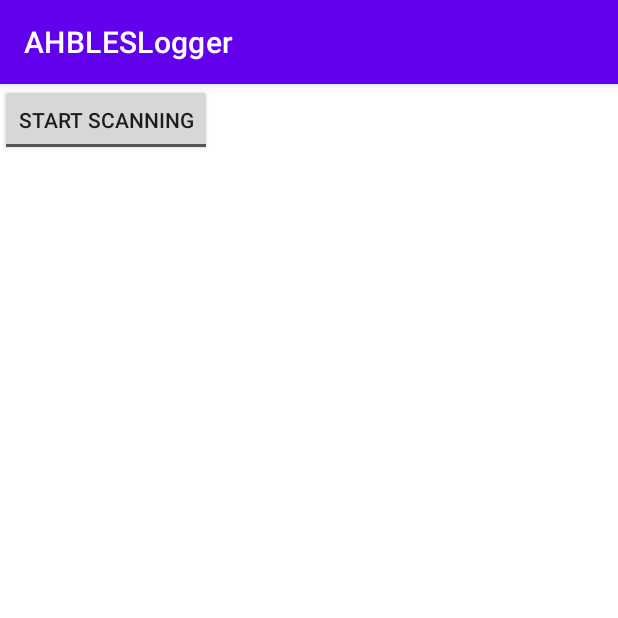
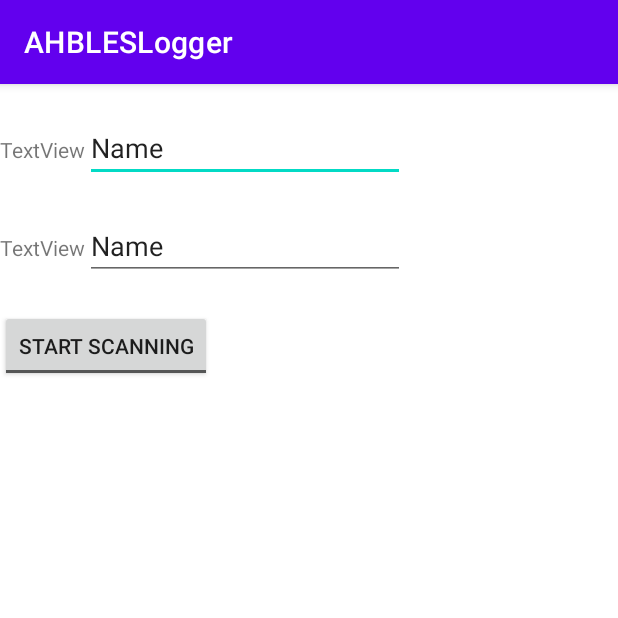
Before and after one commit to axelholmer/BLEscanner, an Android app: the screen it shows after launch (MainActivity), on a phone screen of 412 x 824 dp, the top half of it. Run offline under Robolectric (Android 15) with nearby library versions, the phone set to English and light mode, and no system bars; libraries missing offline, so code that uses them is left out: org.altbeacon.beacon; 4 statements that could not run were skipped.

```diff
--- a/app/build.gradle
+++ b/app/build.gradle
@@ -30,6 +30,7 @@ android {
 
 dependencies {
 
+    implementation 'org.altbeacon:android-beacon-library:2+'
     implementation 'androidx.appcompat:appcompat:1.2.0'
     implementation 'com.google.android.material:material:1.3.0'
     implementation 'androidx.constraintlayout:constraintlayout:2.0.4'
--- a/app/src/main/java/com/example/ahbleslogger/MainActivity.java
+++ b/app/src/main/java/com/example/ahbleslogger/MainActivity.java
@@ -17,23 +17,19 @@ import android.os.CountDownTimer;
 import android.os.Environment;
 import android.os.Handler;
 import android.os.ParcelUuid;
-import android.preference.PreferenceManager;
 import android.util.Log;
 import android.view.WindowManager;
-import android.widget.CompoundButton;
 import android.widget.ToggleButton;
 
-import java.io.BufferedOutputStream;
+import org.altbeacon.beacon.BeaconParser;
+import org.altbeacon.beacon.service.scanner.ScanFilterUtils;
+
 import java.io.File;
-import java.io.FileNotFoundException;
 import java.io.FileOutputStream;
 import java.io.IOException;
-import java.io.UnsupportedEncodingException;
-import java.nio.ByteBuffer;
 import java.util.ArrayList;
 import java.util.Date;
 import java.util.List;
-import java.util.Objects;
 import java.util.UUID;
 
 
@@ -52,26 +48,31 @@ import java.util.UUID;
 public class MainActivity extends AppCompatActivity {
 
 
-    private boolean mIsScanning = false;
+    private boolean mIsScanningWindow = false;
 
     BluetoothManager bluetoothManager = null;
     BluetoothAdapter bluetoothAdapter = null;
     BluetoothLeScanner bluetoothLeScanner = null;
+    List<ScanFilter> scanFilters = null;
     ToggleButton toggle = null;
-    File filesDir = null;
     File logFile = null;
+    CountDownTimer timerScanPeriod = null;
+    CountDownTimer timerScanWindow = null;
+    ScanCallback leScanCallback = null;
+    int scanPeriodCounter = 0;
+    int counter = 0;
+    int scanWindowCounter = 0;
+    FileOutputStream outputStream = null;
 
-    ScanCallback leScanCallback = null;
 
-    int counter = 0;
-
-    int counterScanIntervals = 0;
-    FileOutputStream outputStream = null;
+    ScanSettings scanSettings = null;
 
     @Override
     protected  void onDestroy() {
         super.onDestroy();
-        stopScan();
+        timerScanPeriod.cancel();
+        timerScanWindow.cancel();
+        stopScanWindow();
     }
 
     @Override
@@ -88,54 +89,50 @@ public class MainActivity extends AppCompatActivity {
         getWindow().addFlags(WindowManager.LayoutParams.FLAG_KEEP_SCREEN_ON);
       //  String path = sessionName + File.separator + mSensorName + "_" + sessionName;
 
+        bluetoothManager = (BluetoothManager) this.getSystemService(Context.BLUETOOTH_SERVICE);
+        bluetoothAdapter = bluetoothManager.getAdapter();
+        scanSettings = new ScanSettings.Builder().setScanMode(ScanSettings.SCAN_MODE_LOW_LATENCY).build();
+        scanFilters = new ArrayList<>();
 
 
 
+        BeaconParser beaconParser = new BeaconParser().setBeaconLayout("s:0-1=fd6f,p:-:-59,i:2-17,d:18-21");
+        ArrayList<BeaconParser> beaconParsersArray = new ArrayList<>();
+        beaconParsersArray.add(beaconParser);
+
+      scanFilters =  new ScanFilterUtils().createScanFiltersForBeaconParsers(beaconParsersArray);
+
+        //ScanFilter filter = new ScanFilter.Builder().setServiceUuid(new ParcelUuid(covidUUI)).build();
+       // scanFilters.add(filter);
+
+   //  bluetoothLeScanner = bluetoothAdapter.getBluetoothLeScanner();
 
 
 
-
-
-
-
-        bluetoothManager = (BluetoothManager) this.getSystemService(Context.BLUETOOTH_SERVICE);
-        bluetoothAdapter = bluetoothManager.getAdapter();
-        bluetoothLeScanner = bluetoothAdapter.getBluetoothLeScanner();
         toggle = findViewById(R.id.toggleButton);
         toggle.setOnCheckedChangeListener((buttonView, isChecked) -> {
             if (isChecked) {
-
                 long currentMillis = (new Date()).getTime();
            //   String path = sessionName + File.separator + mSensorName + "_" + sessionName;
-
-
-
-
                 //Checking the availability state of the External Storage.
                 String state = Environment.getExternalStorageState();
                 if (!Environment.MEDIA_MOUNTED.equals(state)) {
-
                     //If it isn't mounted - we can't write into it.
                     return;
                 }
-
                 /*
             File logFile = null;
                 logFile = LoggerHelper.defineLogFilename(this, "", "test", "txt", true);
                 //Log.i(TAG, "Creating file: "+logFile.getAbsolutePath());
                 //   mOutputStream = new BufferedOutputStream(new FileOutputStream(logFile, mAppend));
 */
-
                 String folderPath = "FolderTest";
-
-                if(counterScanIntervals == 0){
+                if(scanWindowCounter == 0){
                     File absoluteDir = new File(getExternalFilesDir(null), folderPath);
                     if (!absoluteDir.exists()){
                         absoluteDir.mkdirs();
                     }
                 }
-
-
 
                 String txtPath = folderPath + File.separator + "Session_" + currentMillis +".txt" ;
                 logFile = new File(getExternalFilesDir(null), txtPath);
@@ -158,67 +155,74 @@ public class MainActivity extends AppCompatActivity {
                 }
 
                 //    logger = new CustomLogger(context, path, sessionName, mSensorName, "txt", false, mNanosOffset, logFileMaxSize);
+                Log.i("scanning", "Starting Scanwindow: " + scanWindowCounter);
+                startScanWindow();
 
-                startScan();
-                Log.i("scanning", "startScan");
             } else {
-                Log.i("scanning", "stopScan");
+                Log.i("scanning", "Stoppin Scanwindow: " + scanWindowCounter);
 
-                stopScan();
+                stopScanWindow();
             }
         });
-
 
     }
 
 
 
-    public void startScan(){
+    public void startScanningPeriod(){
 
-        counter = 0;
+        Log.i("scanning", "Starting scanperiod: " + scanPeriodCounter);
 
-        /*
+        bluetoothAdapter = bluetoothManager.getAdapter();
+        bluetoothLeScanner = bluetoothAdapter.getBluetoothLeScanner();
 
-        String serviceUuidString = "97f74301-d40f-42f9-aabd-c0234ac90fd9"; //uuid i wanna scan
-        String serviceUUIDString2 = "97F74301-D40F-42F9-AABD-C0234AC90FD9";
-        UUID toUiid = UUID.fromString(serviceUUIDString2);
+        if ((bluetoothLeScanner != null) ) {
+            leScanCallback = getLeScanCallback();
+            bluetoothLeScanner.startScan( scanFilters, scanSettings, leScanCallback );
+        }
 
-            ScanFilter.Builder mBuilder = new ScanFilter.Builder();
-            ByteBuffer mManufacturerData = ByteBuffer.allocate(23);
-            ByteBuffer mManufacturerDataMask = ByteBuffer.allocate(24);
-            byte[] uuid = getIdAsByte(toUiid);
-            mManufacturerData.put(0, (byte)0xBE);
-            mManufacturerData.put(1, (byte)0xAC);
-            for (int i=2; i<=17; i++) {
-                mManufacturerData.put(i, uuid[i-2]);
-            }
-            for (int i=0; i<=17; i++) {
-                mManufacturerDataMask.put((byte)0x01);
-            }
-            mBuilder.setManufacturerData(224, mManufacturerData.array(), mManufacturerDataMask.array());
-        ScanFilter  mScanFilter = mBuilder.build();
+        if(timerScanPeriod != null){
+            timerScanPeriod.cancel();
+        }
 
-*/
-
-        //ScanFilter filter = new ScanFilter.Builder().setServiceUuid(parcelUuid, parcelUuidMask).build();
-       // ScanFilter scanFilterMac = new ScanFilter.Builder().setDeviceAddress("F4:60:E2:C7:92:73").build();;
-        //scanFilters.add(mScanFilter);
-        leScanCallback = getLeScanCallback();
-        ScanSettings scanSettings = new ScanSettings.Builder().setScanMode(ScanSettings.SCAN_MODE_LOW_LATENCY).build();
-        List<ScanFilter> scanFilters = new ArrayList<>();
-
-        if ((bluetoothLeScanner != null) && (!mIsScanning)) {
-            Log.i("scanning", "Starting to Scan for BLEADV");
-            // mBTAdapter.startLeScan(this);
-            bluetoothLeScanner.startScan( scanFilters, scanSettings, leScanCallback );
-            mIsScanning = true;
-
-            toggle.setEnabled(false);
-            new CountDownTimer(5000, 1000) {
+        timerScanPeriod = new CountDownTimer(4096, 1000) {
                 public void onTick(long millisUntilFinished) {
                 }
                 public void onFinish() {
-                    counterScanIntervals++;
+                    if (bluetoothLeScanner != null) {
+                        bluetoothLeScanner.stopScan(leScanCallback);
+                        bluetoothLeScanner.flushPendingScanResults(leScanCallback);
+
+                        if(mIsScanningWindow){
+                            scanPeriodCounter++;
+                            startScanningPeriod();
+                        }
+
+                    }
+                }
+            };
+        timerScanPeriod.start();
+        }
+
+    public void startScanWindow(){
+        mIsScanningWindow = true;
+        scanPeriodCounter = 0;
+        startScanningPeriod();
+        counter = 0;
+
+           //Starting BLEScann
+
+            toggle.setEnabled(false);
+
+            if(timerScanWindow != null){
+                timerScanWindow.cancel();
+            }
+
+        timerScanWindow = new CountDownTimer(24000, 1000) {
+                public void onTick(long millisUntilFinished) {
+                }
+                public void onFinish() {
+                    scanWindowCounter++;
                     Log.i("scanning", "timerStop");
                     toggle.setChecked(false);
                     toggle.setEnabled(true);
@@ -226,10 +230,7 @@ public class MainActivity extends AppCompatActivity {
             }.start();
 
 
-        }
-
     }
-
 
     private ScanCallback getLeScanCallback(){
 
@@ -237,19 +238,15 @@ public class MainActivity extends AppCompatActivity {
             @Override
             public void onScanResult(int callbackType, final ScanResult result) {
 
+                // if(result.getDevice().getAddress().equals("F4:60:E2:C7:92:73") || result.getDevice().getAddress().equals("80:7B:3E:28:53:18")){
+                     if(mIsScanningWindow) {
+                         String UUIDToCompare =   "97F74301D40F42F9AABDC0234AC90FD9";
+                         String UUIDToCompare2 = "2F234454CF6D4A0FADF2F4911BA9FFA6";
 
-                // if(result.getDevice().getAddress().equals("F4:60:E2:C7:92:73") || result.getDevice().getAddress().equals("80:7B:3E:28:53:18")){
-                     if(mIsScanning) {
-
-                         String UUIDToCompare =   "97F74301D40F42F9AABDC0234AC90FD9";
                         String advHex =  bytesToHex(result.getScanRecord().getBytes());
-
-
-
                       //  Log.i("scanning", "Test: " +  advHex);
-
-                         if(advHex.contains(UUIDToCompare)){
-                             Log.i("scanning", "Test: " + result.getRssi());
+                      //   if(advHex.contains(UUIDToCompare2)){
+                             Log.i("scanning", "ScanWindowCounter: " + scanWindowCounter + " ScanPeriodCounter: " + scanPeriodCounter + " RSSI: " + result.getRssi() + " PacketCounter: " + counter);
 
                              long currentMillis = (new Date()).getTime();
                              String log =  String.format("%s", currentMillis) + ";" + result.getRssi();
@@ -258,14 +255,13 @@ public class MainActivity extends AppCompatActivity {
                              } catch (IOException e) {
                                  e.printStackTrace();
                              }
-
                              try{
                                  outputStream.write(System.lineSeparator().getBytes());
                              } catch (IOException e) {
                                  e.printStackTrace();
                              }
                              counter++;
-                       }
+                      // }
                     }
             }
 
@@ -280,6 +276,7 @@ public class MainActivity extends AppCompatActivity {
         };
         return leScanCallback;
     }
+
     public static String bytesToHex(byte[] bytes) {
 
        // Log.i("scanning", "ented");
@@ -293,15 +290,8 @@ public class MainActivity extends AppCompatActivity {
         return new String(hexChars);
     }
 
-    public void stopScan()  {
-        Log.i("scanning","stop:: Stopping scanning for BLEADV");
-
-
-        if (bluetoothLeScanner != null) {
-            bluetoothLeScanner.stopScan(leScanCallback);
-            bluetoothLeScanner.flushPendingScanResults(leScanCallback);
-        }
-        mIsScanning = false;
+    public void stopScanWindow()  {
+        mIsScanningWindow = false;
 
        try {
            outputStream.flush();
@@ -316,24 +306,17 @@ public class MainActivity extends AppCompatActivity {
             e.printStackTrace();
         }
 
-
-        if(counterScanIntervals<3){
-        Log.i("scanning", "starting ScanInterval: "+  counterScanIntervals);
+        if(scanWindowCounter <3){
+        Log.i("scanning", "starting ScanInterval: "+ scanWindowCounter);
             Handler handler = new Handler();
             handler.postDelayed(() -> toggle.setChecked(true), 2000);
 
-
-
         }else {
             Log.i("scanning", "Done with scanning");
-            counterScanIntervals = 0;
+            scanWindowCounter = 0;
         }
-
         // mTimerHandler.removeCallbacks(mTimerRunnable);
-
        // vibrator.vibrate(4000);
-
-
 
     //    logger.stop();
     }
--- a/app/src/main/res/layout/activity_main.xml
+++ b/app/src/main/res/layout/activity_main.xml
@@ -1,10 +1,58 @@
 <?xml version="1.0" encoding="utf-8"?>
-<androidx.constraintlayout.widget.ConstraintLayout xmlns:android="http://schemas.android.com/apk/res/android"
-    xmlns:app="http://schemas.android.com/apk/res-auto"
-    xmlns:tools="http://schemas.android.com/tools"
+<LinearLayout xmlns:android="http://schemas.android.com/apk/res/android"
     android:layout_width="match_parent"
     android:layout_height="match_parent"
-    tools:context=".MainActivity">
+    android:orientation="vertical" >
+
+
+
+    <Space android:layout_width="wrap_content" android:layout_height="20dp"/>
+
+
+
+    <LinearLayout
+        android:layout_width="wrap_content"
+        android:layout_height="wrap_content"
+        android:orientation="horizontal">
+        <TextView
+            android:id="@+id/FolderTextView"
+            android:layout_width="match_parent"
+            android:layout_height="wrap_content"
+            android:text="TextView" />
+
+        <EditText
+            android:id="@+id/FolderEditText"
+            android:layout_width="match_parent"
+            android:layout_height="wrap_content"
+            android:ems="10"
+            android:inputType="textPersonName"
+            android:text="Name" />
+    </LinearLayout>
+
+    <Space android:layout_width="wrap_content" android:layout_height="20dp"/>
+
+    <LinearLayout
+        android:layout_width="wrap_content"
+        android:layout_height="wrap_content"
+        android:orientation="horizontal">
+        <TextView
+            android:id="@+id/scanWindow"
+            android:layout_width="match_parent"
+            android:layout_height="wrap_content"
+            android:text="TextView" />
+
+        <EditText
+            android:id="@+id/editTextTextPersonName2"
+            android:layout_width="match_parent"
+            android:layout_height="wrap_content"
+            android:ems="10"
+            android:inputType="textPersonName"
+            android:text="Name" />
+    </LinearLayout>
+
+    <Space android:layout_width="wrap_content" android:layout_height="20dp"/>
+
+
 
     <ToggleButton
         android:id="@+id/toggleButton"
@@ -12,14 +60,5 @@
         android:layout_height="wrap_content"
         android:text="ToggleButton"
         android:textOff="Start scanning"
-        android:textOn="Stop scanning"
-        tools:layout_editor_absoluteX="139dp"
-        tools:layout_editor_absoluteY="314dp" />
-
-    <com.google.android.material.textfield.TextInputLayout
-        android:layout_width="match_parent"
-        android:layout_height="wrap_content"
-        tools:layout_editor_absoluteX="204dp"
-        tools:layout_editor_absoluteY="221dp"/>
-
-</androidx.constraintlayout.widget.ConstraintLayout>
+        android:textOn="Stop scanning" />
+    ></LinearLayout>
```
